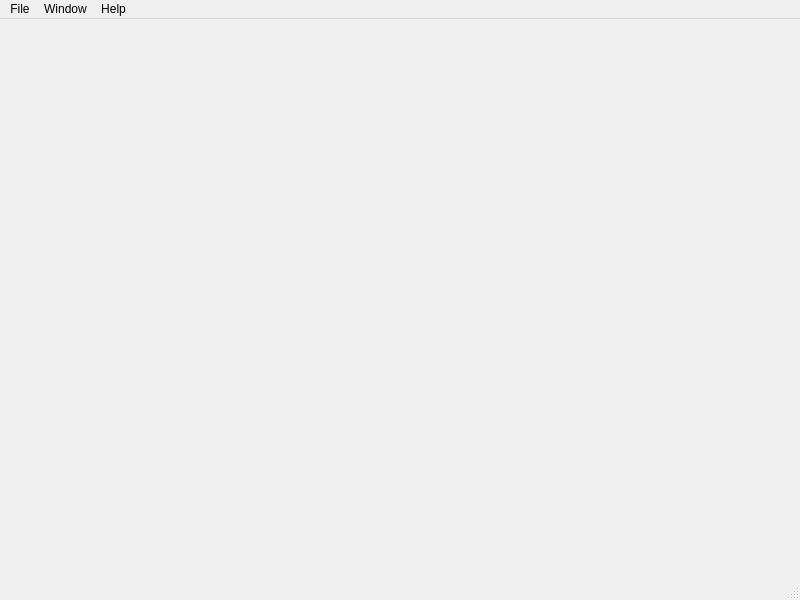
NHERI-SimCenter/CWE-Simulation-Tool, file mainWindow/cwe_mainwindow.ui: the form before one commit.
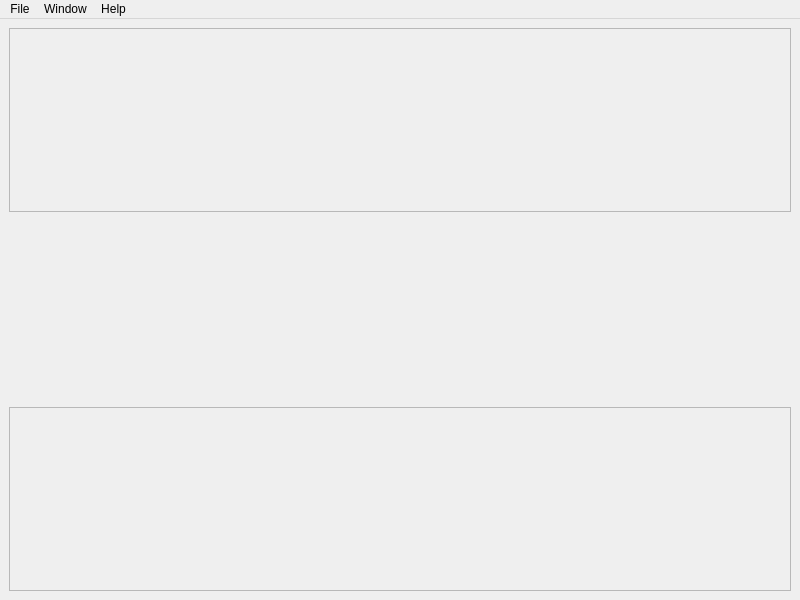
The form after the commit. Custom widgets are drawn as their Qt base class.

Diff of the .ui file:
```diff
--- a/mainWindow/cwe_mainwindow.ui
+++ b/mainWindow/cwe_mainwindow.ui
@@ -49,19 +49,19 @@
    <string>CFD Client Program</string>
   </property>
   <widget class="QWidget" name="centralwidget">
+   <layout class="QVBoxLayout" name="verticalLayout">
+    <item>
+     <widget class="HeaderWidget" name="header">
+      <property name="frameShape">
+       <enum>QFrame::StyledPanel</enum>
+      </property>
+      <property name="frameShadow">
+       <enum>QFrame::Raised</enum>
+      </property>
+     </widget>
+    </item>
+    <item>
    <layout class="QHBoxLayout" name="horizontalLayout">
-    <property name="leftMargin">
-     <number>0</number>
-    </property>
-    <property name="topMargin">
-     <number>0</number>
-    </property>
-    <property name="rightMargin">
-     <number>0</number>
-    </property>
-    <property name="bottomMargin">
-     <number>0</number>
-    </property>
     <item>
      <widget class="QWidget" name="SideBar" native="true">
       <property name="sizePolicy">
@@ -88,6 +88,18 @@
      <widget class="QWidget" name="stackContainer" native="true"/>
     </item>
    </layout>
+    </item>
+    <item>
+     <widget class="FooterWidget" name="footer">
+      <property name="frameShape">
+       <enum>QFrame::StyledPanel</enum>
+      </property>
+      <property name="frameShadow">
+       <enum>QFrame::Raised</enum>
+      </property>
+     </widget>
+    </item>
+   </layout>
   </widget>
   <widget class="QMenuBar" name="menubar">
    <property name="geometry">
@@ -130,7 +142,6 @@
    <addaction name="menuWindow"/>
    <addaction name="menuHelp"/>
   </widget>
-  <widget class="QStatusBar" name="statusbar"/>
   <action name="actionCreate_New_Simulation">
    <property name="text">
     <string>Create &amp;New Simulation</string>
@@ -202,6 +213,20 @@
    </property>
   </action>
  </widget>
+ <customwidgets>
+  <customwidget>
+   <class>HeaderWidget</class>
+   <extends>QFrame</extends>
+   <header>../AgaveExplorer/SimCenterCommon/HeaderWidget.h</header>
+   <container>1</container>
+  </customwidget>
+  <customwidget>
+   <class>FooterWidget</class>
+   <extends>QFrame</extends>
+   <header>../AgaveExplorer/SimCenterCommon/FooterWidget.h</header>
+   <container>1</container>
+  </customwidget>
+ </customwidgets>
  <resources/>
  <connections/>
 </ui>
```
Left out of the diff: 4 changed lines with no effect on the pictures. Lines whose indentation alone changed are shown as unchanged.
